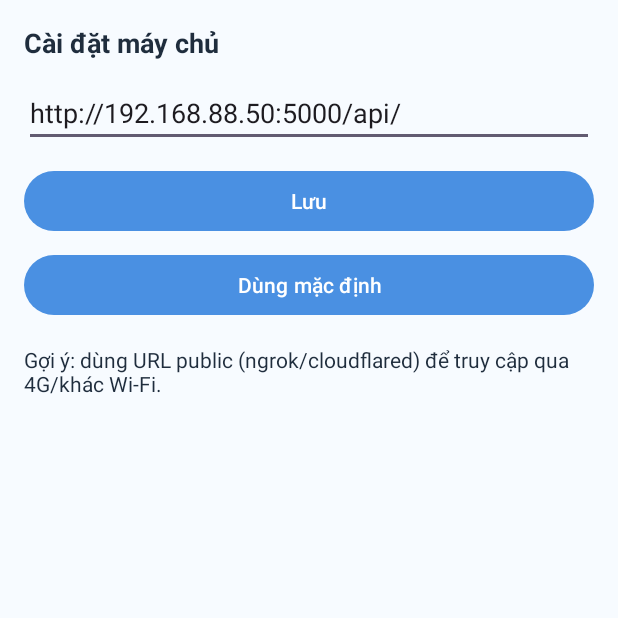
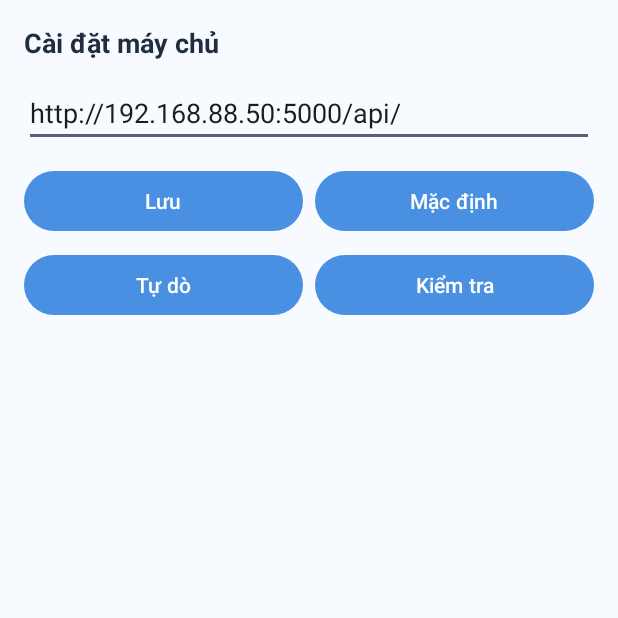
Before and after one commit to ConBoCuoiHaha/Websit_HungHutech, an Android app: the SettingsActivity screen opened directly, with no data from a screen before it, on a phone screen of 412 x 824 dp, the top half of it. Run offline under Robolectric (Android 15) with nearby library versions, the phone set to English and light mode, and no system bars.

Commit message:
update 2

```diff
--- a/ChamCong/app/build.gradle.kts
+++ b/ChamCong/app/build.gradle.kts
@@ -15,9 +15,11 @@ android {
 
         testInstrumentationRunner = "androidx.test.runner.AndroidJUnitRunner"
 
-        // Base URL for backend API (change as needed for device/emulator)
-        // Base URL for real device on LAN
+        // Base URL mặc định cho LAN hiện tại (PC: 192.168.88.50)
         buildConfigField("String", "BASE_URL", "\"http://192.168.88.50:5000/api/\"")
+        // Allowed Wi-Fi SSIDs for attendance (comma-separated).
+        buildConfigField("String", "ALLOWED_WIFI_SSIDS", "\"HUTECH-Office\"")
+        buildConfigField("boolean", "RESTRICT_WIFI", "false")
     }
 
     buildTypes {
--- a/ChamCong/app/src/main/AndroidManifest.xml
+++ b/ChamCong/app/src/main/AndroidManifest.xml
@@ -5,9 +5,12 @@
     <!-- Permissions -->
     <uses-permission android:name="android.permission.INTERNET" />
     <uses-permission android:name="android.permission.ACCESS_NETWORK_STATE" />
+    <uses-permission android:name="android.permission.ACCESS_WIFI_STATE" />
     <uses-permission android:name="android.permission.ACCESS_FINE_LOCATION" />
     <uses-permission android:name="android.permission.ACCESS_COARSE_LOCATION" />
     <uses-permission android:name="android.permission.USE_BIOMETRIC" />
+    <!-- Android 13+: reading current Wi‑Fi connection info -->
+    <uses-permission android:name="android.permission.NEARBY_WIFI_DEVICES" tools:targetApi="33" />
 
     <application
         android:name=".App"
--- a/ChamCong/app/src/main/java/com/hunghutech/hrm/ui/settings/SettingsActivity.java
+++ b/ChamCong/app/src/main/java/com/hunghutech/hrm/ui/settings/SettingsActivity.java
@@ -12,43 +12,82 @@ import androidx.appcompat.app.AppCompatActivity;
 
 import com.hunghutech.hrm.R;
 import com.hunghutech.hrm.data.api.ApiClient;
+import com.hunghutech.hrm.utils.DynamicServer;
+import com.hunghutech.hrm.utils.GatewayHelper;
 import com.hunghutech.hrm.utils.ServerConfig;
 
+import okhttp3.OkHttpClient;
+import okhttp3.Request;
+import okhttp3.Response;
+
 public class SettingsActivity extends AppCompatActivity {
+    private EditText etUrl;
+
     @Override
     protected void onCreate(@Nullable Bundle savedInstanceState) {
         super.onCreate(savedInstanceState);
         setContentView(R.layout.activity_settings);
 
-        EditText etUrl = findViewById(R.id.etBaseUrl);
-        View btnSave = findViewById(R.id.btnSave);
-        View btnReset = findViewById(R.id.btnReset);
+        etUrl = findViewById(R.id.etBaseUrl);
+        String current = ServerConfig.getBaseUrl(this);
+        if (current == null) current = GatewayHelper.makeBaseUrl(this, 5000);
+        if (current == null) current = com.hunghutech.hrm.BuildConfig.BASE_URL;
+        etUrl.setText(current);
 
-        // Pre-fill with current
-        etUrl.setText(ServerConfig.getBaseUrl(this));
+        Button btnSave = findViewById(R.id.btnSave);
+        Button btnReset = findViewById(R.id.btnReset);
+        Button btnAuto = findViewById(R.id.btnAuto);
+        Button btnTest = findViewById(R.id.btnTest);
 
         btnSave.setOnClickListener(v -> {
             String url = etUrl.getText().toString().trim();
-            if (TextUtils.isEmpty(url)) {
-                Toast.makeText(this, "Nhập URL máy chủ", Toast.LENGTH_SHORT).show();
-                return;
-            }
-            if (!url.startsWith("http://") && !url.startsWith("https://")) {
-                Toast.makeText(this, "URL phải bắt đầu bằng http:// hoặc https://", Toast.LENGTH_SHORT).show();
-                return;
-            }
+            if (TextUtils.isEmpty(url)) { toast("Nhập URL"); return; }
             if (!url.endsWith("/")) url = url + "/";
-            ServerConfig.setBaseUrlOverride(this, url);
+            ServerConfig.setBaseUrl(this, url);
             ApiClient.reset();
-            Toast.makeText(this, "Đã lưu. Vui lòng thử lại.", Toast.LENGTH_SHORT).show();
+            toast("Đã lưu máy chủ");
             finish();
         });
 
         btnReset.setOnClickListener(v -> {
-            ServerConfig.clearOverride(this);
+            ServerConfig.clear(this);
             ApiClient.reset();
-            Toast.makeText(this, "Đã dùng mặc định.", Toast.LENGTH_SHORT).show();
+            toast("Đã xoá URL tuỳ chỉnh");
             finish();
         });
+
+        btnAuto.setOnClickListener(v -> {
+            // Thử NSD, nếu không có sẽ quét LAN
+            DynamicServer.discover(this, base -> {
+                if (base != null) {
+                    etUrl.setText(base);
+                    toast("Tìm thấy: " + base);
+                } else {
+                    com.hunghutech.hrm.utils.LanScanner.discover(this, 5000, found -> {
+                        runOnUiThread(() -> {
+                            if (found != null) { etUrl.setText(found); toast("Tìm thấy: " + found); }
+                            else toast("Không tìm thấy server trong LAN");
+                        });
+                    });
+                }
+            });
+        });
+
+        btnTest.setOnClickListener(v -> {
+            new Thread(() -> {
+                try {
+                    String base = etUrl.getText().toString().trim();
+                    if (!base.endsWith("/")) base += "/";
+                    OkHttpClient c = new OkHttpClient.Builder().build();
+                    Response r = c.newCall(new Request.Builder().url(base.replace("/api/","/") + "health").build()).execute();
+                    final boolean ok = r.isSuccessful();
+                    runOnUiThread(() -> toast(ok ? "Kết nối OK" : ("Lỗi: " + r.code())));
+                } catch (Exception e) {
+                    runOnUiThread(() -> toast("Lỗi: " + e.getMessage()));
+                }
+            }).start();
+        });
     }
+
+    private void toast(String s) { Toast.makeText(this, s, Toast.LENGTH_SHORT).show(); }
 }
--- /dev/null
+++ b/ChamCong/app/src/main/java/com/hunghutech/hrm/utils/GatewayHelper.java
@@ -0,0 +1,24 @@
+package com.hunghutech.hrm.utils;
+
+import android.content.Context;
+import android.net.DhcpInfo;
+import android.net.wifi.WifiManager;
+
+public class GatewayHelper {
+    private static String intToIp(int i) {
+        return ((i & 0xFF)) + "." + ((i >> 8) & 0xFF) + "." + ((i >> 16) & 0xFF) + "." + ((i >> 24) & 0xFF);
+    }
+
+    public static String makeBaseUrl(Context ctx, int port) {
+        try {
+            WifiManager wm = (WifiManager) ctx.getApplicationContext().getSystemService(Context.WIFI_SERVICE);
+            DhcpInfo d = wm.getDhcpInfo();
+            if (d == null) return null;
+            String gw = intToIp(d.gateway);
+            if (gw == null || gw.equals("0.0.0.0")) return null;
+            return "http://" + gw + ":" + port + "/api/";
+        } catch (Throwable t) {
+            return null;
+        }
+    }
+}
--- a/ChamCong/app/src/main/java/com/hunghutech/hrm/utils/ServerConfig.java
+++ b/ChamCong/app/src/main/java/com/hunghutech/hrm/utils/ServerConfig.java
@@ -3,27 +3,25 @@ package com.hunghutech.hrm.utils;
 import android.content.Context;
 import android.content.SharedPreferences;
 
-import com.hunghutech.hrm.BuildConfig;
-
 public class ServerConfig {
     private static final String PREFS = "hrm_server_config";
-    private static final String KEY_BASE_URL_OVERRIDE = "base_url_override";
+    private static final String KEY_BASE = "base_url_override";
 
     public static String getBaseUrl(Context ctx) {
-        SharedPreferences prefs = ctx.getApplicationContext().getSharedPreferences(PREFS, Context.MODE_PRIVATE);
-        String override = prefs.getString(KEY_BASE_URL_OVERRIDE, null);
-        String base = (override != null && !override.isEmpty()) ? override : BuildConfig.BASE_URL;
-        if (base != null && !base.endsWith("/")) base = base + "/";
-        return base;
+        SharedPreferences p = ctx.getApplicationContext().getSharedPreferences(PREFS, Context.MODE_PRIVATE);
+        String v = p.getString(KEY_BASE, null);
+        if (v != null && !v.endsWith("/")) v = v + "/";
+        return v;
     }
 
-    public static void setBaseUrlOverride(Context ctx, String url) {
+    public static void setBaseUrl(Context ctx, String url) {
+        if (url == null) return;
         ctx.getApplicationContext().getSharedPreferences(PREFS, Context.MODE_PRIVATE)
-                .edit().putString(KEY_BASE_URL_OVERRIDE, url).apply();
+                .edit().putString(KEY_BASE, url).apply();
     }
 
-    public static void clearOverride(Context ctx) {
+    public static void clear(Context ctx) {
         ctx.getApplicationContext().getSharedPreferences(PREFS, Context.MODE_PRIVATE)
-                .edit().remove(KEY_BASE_URL_OVERRIDE).apply();
+                .edit().remove(KEY_BASE).apply();
     }
 }
--- a/ChamCong/app/src/main/res/layout/activity_login.xml
+++ b/ChamCong/app/src/main/res/layout/activity_login.xml
@@ -43,6 +43,7 @@
         android:layout_marginTop="16dp"
         android:visibility="gone"/>
 
+
     <Button
         android:id="@+id/btnServerSettings"
         android:layout_width="match_parent"
@@ -50,4 +51,5 @@
         android:text="Cài đặt máy chủ"
         android:layout_marginTop="12dp"/>
 
+
 </LinearLayout>
--- a/ChamCong/app/src/main/res/layout/activity_settings.xml
+++ b/ChamCong/app/src/main/res/layout/activity_settings.xml
@@ -10,33 +10,53 @@
         android:layout_height="wrap_content"
         android:text="Cài đặt máy chủ"
         android:textStyle="bold"
-        android:textSize="18sp" />
+        android:textSize="18sp"/>
 
     <EditText
         android:id="@+id/etBaseUrl"
         android:layout_width="match_parent"
         android:layout_height="wrap_content"
-        android:layout_marginTop="12dp"
-        android:hint="https://your-domain.tld/api/"/>
+        android:hint="http://IP:5000/api/"
+        android:layout_marginTop="12dp"/>
 
-    <Button
-        android:id="@+id/btnSave"
+    <LinearLayout
         android:layout_width="match_parent"
         android:layout_height="wrap_content"
-        android:layout_marginTop="12dp"
-        android:text="Lưu"/>
+        android:orientation="horizontal"
+        android:layout_marginTop="12dp">
+        <Button
+            android:id="@+id/btnSave"
+            android:layout_width="0dp"
+            android:layout_height="wrap_content"
+            android:layout_weight="1"
+            android:text="Lưu"/>
+        <View android:layout_width="8dp" android:layout_height="0dp"/>
+        <Button
+            android:id="@+id/btnReset"
+            android:layout_width="0dp"
+            android:layout_height="wrap_content"
+            android:layout_weight="1"
+            android:text="Mặc định"/>
+    </LinearLayout>
 
-    <Button
-        android:id="@+id/btnReset"
+    <LinearLayout
         android:layout_width="match_parent"
         android:layout_height="wrap_content"
-        android:layout_marginTop="8dp"
-        android:text="Dùng mặc định"/>
-
-    <TextView
-        android:layout_width="match_parent"
-        android:layout_height="wrap_content"
-        android:layout_marginTop="16dp"
-        android:text="Gợi ý: dùng URL public (ngrok/cloudflared) để truy cập qua 4G/khác Wi‑Fi."/>
+        android:orientation="horizontal"
+        android:layout_marginTop="8dp">
+        <Button
+            android:id="@+id/btnAuto"
+            android:layout_width="0dp"
+            android:layout_height="wrap_content"
+            android:layout_weight="1"
+            android:text="Tự dò"/>
+        <View android:layout_width="8dp" android:layout_height="0dp"/>
+        <Button
+            android:id="@+id/btnTest"
+            android:layout_width="0dp"
+            android:layout_height="wrap_content"
+            android:layout_weight="1"
+            android:text="Kiểm tra"/>
+    </LinearLayout>
 
 </LinearLayout>
```
Also changed, not shown: ChamCong/app/src/main/java/com/hunghutech/hrm/data/api/ApiClient.java (+8 -4 lines), ChamCong/app/src/main/java/com/hunghutech/hrm/ui/attendance/CheckInActivity.java (+12 -0 lines), ChamCong/app/src/main/java/com/hunghutech/hrm/ui/auth/LoginActivity.java (+38 -1 lines), ChamCong/app/src/main/java/com/hunghutech/hrm/utils/DynamicServer.java (added, +76 -0 lines), ChamCong/app/src/main/java/com/hunghutech/hrm/utils/LanScanner.java (added, +94 -0 lines), ChamCong/app/src/main/java/com/hunghutech/hrm/utils/WifiGuard.java (added, +45 -0 lines), 3 other files.
